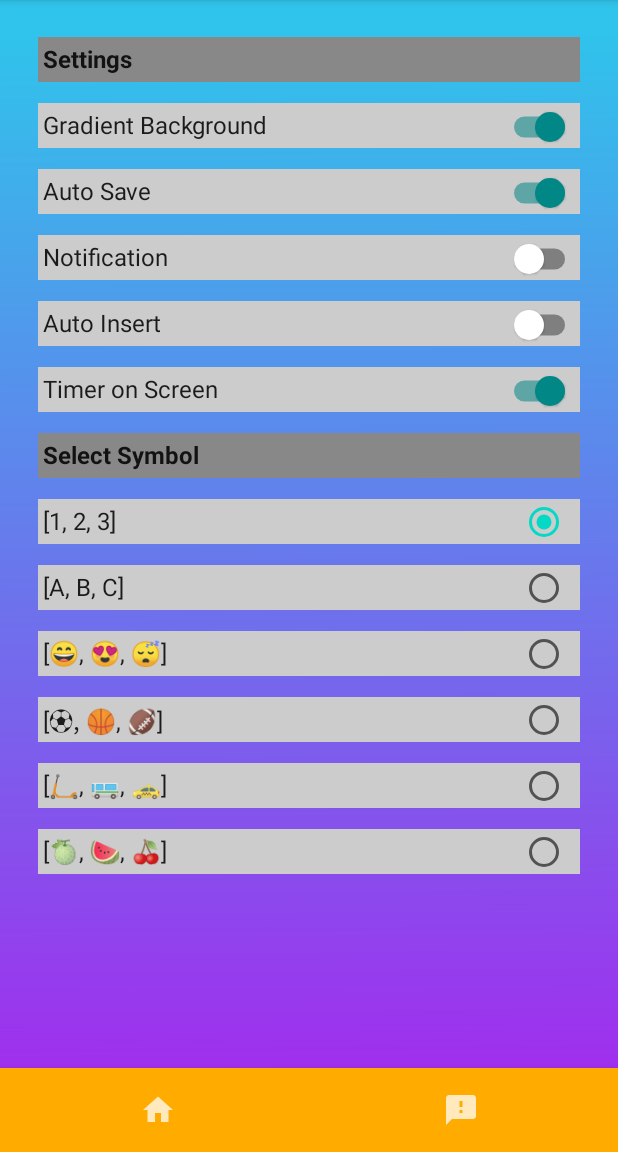
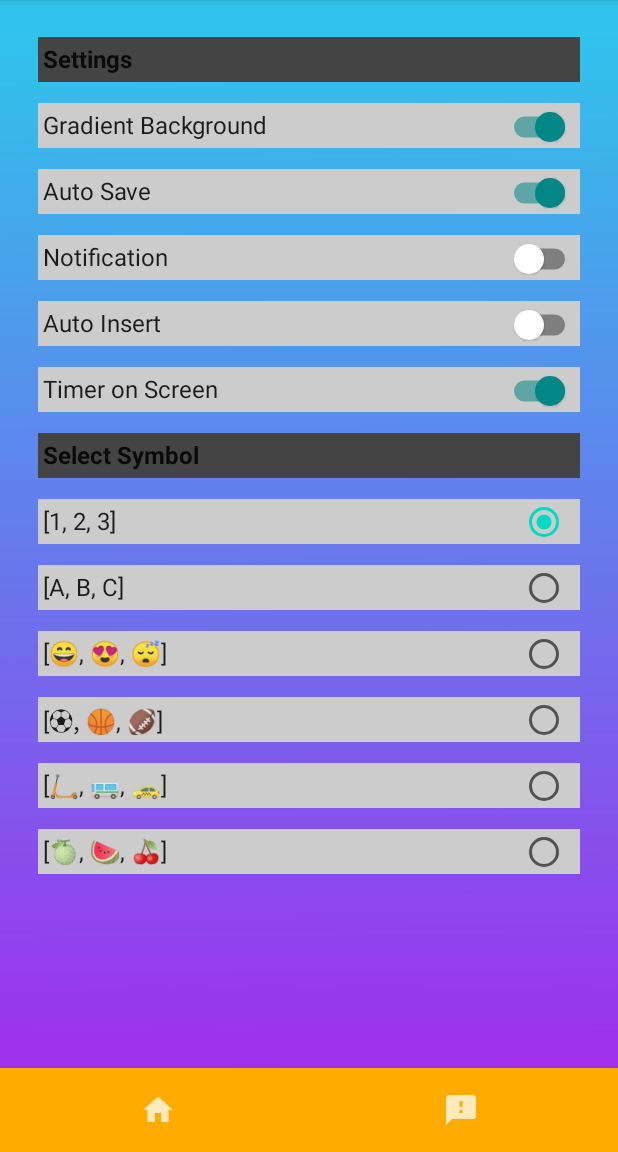
Before and after one commit to Santana126/NineTheGameProject, an Android app built with Jetpack Compose: the screen it shows after launch (MainActivity), after a tap on "Settings", on a phone screen of 412 x 824 dp, the part 84-1236 px from its top. Run offline under Robolectric (Android 15) with nearby library versions, the phone set to English and light mode, and no system bars; our stand-ins replace constraintlayout-compose.

Commit message:
Colors Updated
Added DarkTheme option and colors adapted.

```diff
--- a/app/src/main/java/it/esercizi/ninethegame/logic/settings/SettingsInit.kt
+++ b/app/src/main/java/it/esercizi/ninethegame/logic/settings/SettingsInit.kt
@@ -2,29 +2,28 @@ package it.esercizi.ninethegame.logic.settings
 
 import android.content.Context
 import android.content.SharedPreferences
-import android.content.res.Configuration
-import android.util.Log
 import androidx.compose.foundation.background
-import androidx.compose.foundation.clickable
+import androidx.compose.foundation.isSystemInDarkTheme
 import androidx.compose.foundation.layout.*
 import androidx.compose.foundation.shape.CircleShape
 import androidx.compose.material.*
 import androidx.compose.material.icons.Icons
-import androidx.compose.material.icons.filled.ArrowRight
 import androidx.compose.material.icons.filled.Feedback
 import androidx.compose.material.icons.filled.Home
 import androidx.compose.runtime.*
 import androidx.compose.runtime.snapshots.SnapshotStateList
 import androidx.compose.ui.Alignment
 import androidx.compose.ui.Modifier
-import androidx.compose.ui.graphics.Color
 import androidx.compose.ui.platform.LocalContext
 import androidx.compose.ui.res.stringResource
 import androidx.compose.ui.text.font.FontWeight
 import androidx.compose.ui.unit.dp
 import androidx.navigation.NavHostController
 import it.esercizi.ninethegame.R
-import java.util.*
+import it.esercizi.ninethegame.ui.theme.RowDarkerBackgroundDark
+import it.esercizi.ninethegame.ui.theme.RowDarkerBackgroundLight
+import it.esercizi.ninethegame.ui.theme.RowNormalBackgroundDark
+import it.esercizi.ninethegame.ui.theme.RowNormalBackgroundLight
 
 class SettingsInit {
 
@@ -57,15 +56,16 @@ class SettingsInit {
         }
 
 
-
         //val selectedLanguage =  remember { mutableStateOf(settingsClass.language.value) }
 
 
         val context = LocalContext.current
-
+/*
         val openLanguagePage = remember {
             mutableStateOf(false)
         }
+
+ */
 
         val symbolProvider = SymbolProvider()
 
@@ -116,7 +116,13 @@ class SettingsInit {
                     .padding(5.dp)
                     .height(30.dp)
                     .align(Alignment.CenterHorizontally)
-                        .background(color = Color.Gray),
+                    .background(
+                        if (isSystemInDarkTheme()) {
+                            RowDarkerBackgroundDark
+                        } else {
+                            RowDarkerBackgroundLight
+                        }
+                    ),
                 verticalAlignment = Alignment.CenterVertically,
                 horizontalArrangement = Arrangement.End
             ) {
@@ -163,7 +169,13 @@ class SettingsInit {
                         .padding(5.dp)
                         .height(30.dp)
                         .align(Alignment.CenterHorizontally)
-                            .background(color = Color.LightGray),
+                        .background(
+                            color = if (isSystemInDarkTheme()) {
+                                RowNormalBackgroundDark
+                            } else {
+                                RowNormalBackgroundLight
+                            }
+                        ),
                     verticalAlignment = Alignment.CenterVertically
                 ) {
                     Text(
@@ -182,7 +194,6 @@ class SettingsInit {
             }
 
 
-
             //Symbol select
             Row(
                 modifier = Modifier
@@ -191,7 +202,13 @@ class SettingsInit {
                     .padding(5.dp)
                     .height(30.dp)
                     .align(Alignment.CenterHorizontally)
-                        .background(color = Color.Gray),
+                    .background(
+                        if (isSystemInDarkTheme()) {
+                            RowDarkerBackgroundDark
+                        } else {
+                            RowDarkerBackgroundLight
+                        }
+                    ),
                 verticalAlignment = Alignment.CenterVertically,
                 horizontalArrangement = Arrangement.End
             ) {
@@ -211,7 +228,13 @@ class SettingsInit {
                         .padding(5.dp)
                         .height(30.dp)
                         .align(Alignment.CenterHorizontally)
-                            .background(color = Color.LightGray),
+                        .background(
+                            color = if (isSystemInDarkTheme()) {
+                                RowNormalBackgroundDark
+                            } else {
+                                RowNormalBackgroundLight
+                            }
+                        ),
                     verticalAlignment = Alignment.CenterVertically
                 ) {
                     Text(
@@ -239,7 +262,7 @@ class SettingsInit {
                         symbolChoice,
                         //selectedLanguage.value,
                         settingsClass,
-                            context, navController,firstContext
+                        context, navController, firstContext
                     )
                 }, modifier = Modifier.weight(1f)) {
                     Icon(Icons.Default.Home, contentDescription = "Home")
--- a/app/src/main/java/it/esercizi/ninethegame/screens/HomeScreen.kt
+++ b/app/src/main/java/it/esercizi/ninethegame/screens/HomeScreen.kt
@@ -1,9 +1,6 @@
 package it.esercizi.ninethegame.screens
 
-import androidx.compose.foundation.Image
-import androidx.compose.foundation.background
-import androidx.compose.foundation.border
-import androidx.compose.foundation.clickable
+import androidx.compose.foundation.*
 import androidx.compose.foundation.layout.*
 import androidx.compose.foundation.shape.CircleShape
 import androidx.compose.material.*
@@ -27,7 +24,7 @@ import it.esercizi.ninethegame.logic.FeedbackClass
 import it.esercizi.ninethegame.logic.profile.ProfileClass
 import it.esercizi.ninethegame.logic.rules.RulesClass
 import it.esercizi.ninethegame.logic.settings.SettingsClass
-import it.esercizi.ninethegame.ui.theme.MyAppTheme
+import it.esercizi.ninethegame.ui.theme.*
 
 
 @Composable
@@ -81,11 +78,17 @@ fun HomePage(navController: NavController, appSettings: SettingsClass, profile:
             ) {
                 Row(
                     modifier = Modifier
-                        .padding(start = 20.dp, top = 10.dp)
+                        .padding(start = 20.dp, top = 10.dp, end = 10.dp)
                         .fillMaxWidth()
                 ) {
                     Row(modifier = Modifier
-                        .background(Color.White)
+                        .background(
+                            color = if (isSystemInDarkTheme()) {
+                                RowNormalBackgroundDark
+                            } else {
+                                RowNormalBackgroundLight
+                            }
+                        )
                         .border(2.dp, color = Color.DarkGray)) {
 
                         Icon(imageVector = Icons.Default.CurrencyBitcoin, contentDescription = "Money")
--- a/app/src/main/java/it/esercizi/ninethegame/ui/theme/Color.kt
+++ b/app/src/main/java/it/esercizi/ninethegame/ui/theme/Color.kt
@@ -12,3 +12,7 @@ val BackgroundLight = Color(0xFF00BCFF)
 val BackgroundDark = Color(0xFF8A6EC1)
 val BtnColor = Color(0xFFFFAB00)
 val BtnBorder = Color(0xFFB15B00)
+val RowNormalBackgroundDark = Color.DarkGray
+val RowNormalBackgroundLight = Color.LightGray
+val RowDarkerBackgroundDark = Color.Black
+val RowDarkerBackgroundLight = Color.DarkGray
--- a/app/src/main/java/it/esercizi/ninethegame/ui/theme/Theme.kt
+++ b/app/src/main/java/it/esercizi/ninethegame/ui/theme/Theme.kt
@@ -34,6 +34,8 @@ fun MyAppTheme(
     darkTheme: Boolean = isSystemInDarkTheme(),
     content: @Composable () -> Unit
 ) {
+
+
     val colors = if (darkTheme) {
         DarkColorPalette
     } else {
```
Also changed, not shown: app/src/main/java/it/esercizi/ninethegame/logic/game/GameField.kt (+17 -4 lines). Lines whose indentation alone changed are shown as unchanged.
